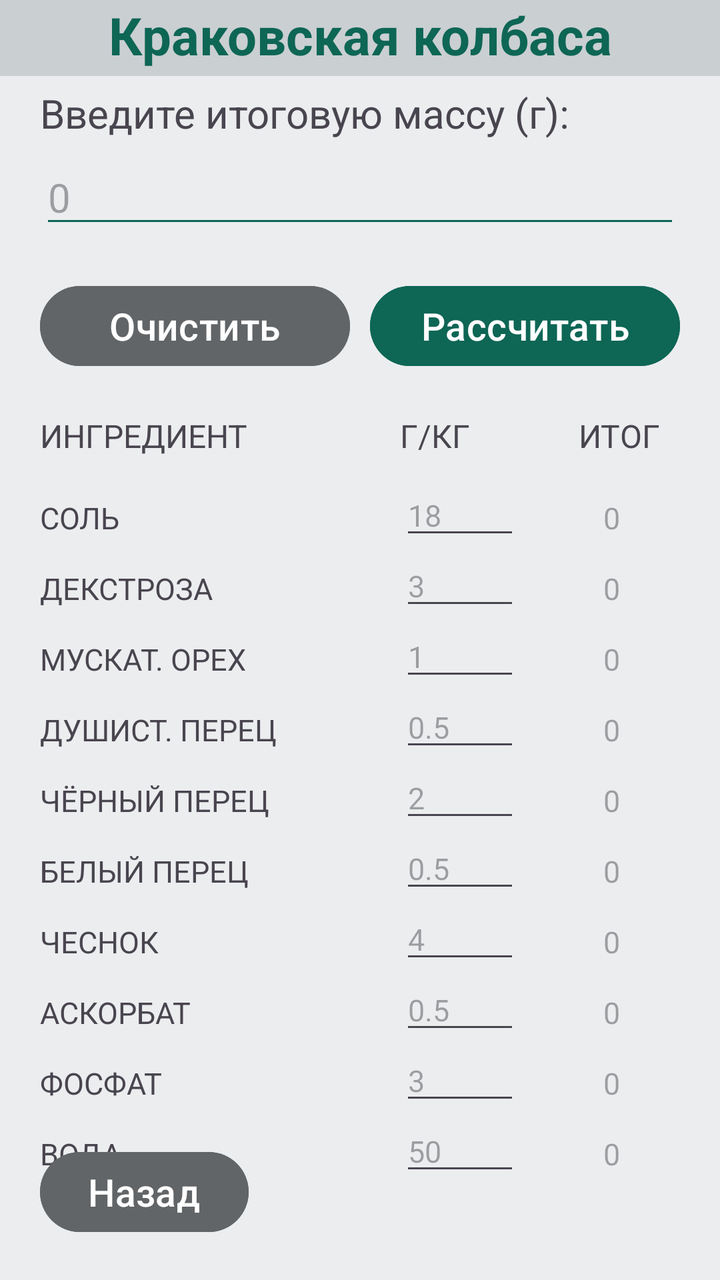
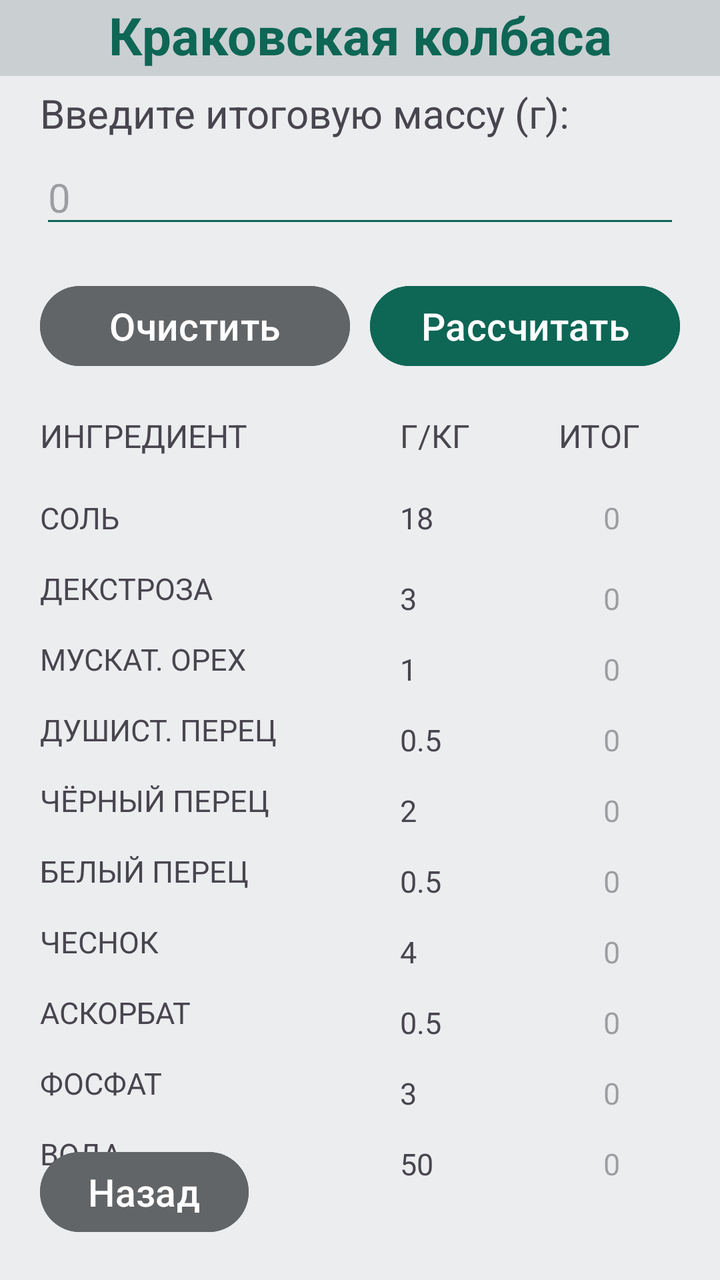

Compare the two renders of this Android layout. The source of the first and the diff that turns it into the second are given below.
<!-- AndroidManifest.xml: application theme Theme.Recipes -->
<!-- res/layout/activity_krakow_sausage.xml -->
<?xml version="1.0" encoding="utf-8"?>
<androidx.constraintlayout.widget.ConstraintLayout xmlns:android="http://schemas.android.com/apk/res/android"
    xmlns:app="http://schemas.android.com/apk/res-auto"
    xmlns:tools="http://schemas.android.com/tools"
    android:id="@+id/main"
    android:layout_width="match_parent"
    android:layout_height="match_parent"
    tools:context=".KrakowSausage">

    <RelativeLayout
        android:layout_width="match_parent"
        android:layout_height="match_parent"
        android:background="@color/colorBackground"
        tools:layout_editor_absoluteX="0dp"
        tools:layout_editor_absoluteY="0dp">

        <TextView
            android:id="@+id/krakowSausage"
            android:layout_width="match_parent"
            android:layout_height="38dp"
            android:background="@color/colorBackgroundLogo"
            android:text="@string/krakowSausage"
            android:textAlignment="center"
            android:textColor="@color/colorMain"
            android:textSize="26sp"
            android:textStyle="bold" />

        <TextView
            android:id="@+id/massHeadline"
            android:layout_width="match_parent"
            android:layout_height="wrap_content"
            android:layout_below="@+id/krakowSausage"
            android:layout_marginHorizontal="20sp"
            android:layout_marginTop="5sp"
            android:text="@string/massHeadline"
            android:textSize="20sp" />

        <EditText
            android:id="@+id/massInput"
            android:layout_width="match_parent"
            android:layout_height="wrap_content"
            android:layout_below="@+id/massHeadline"
            android:layout_marginHorizontal="20sp"
            android:layout_marginTop="5sp"
            android:backgroundTint="@color/colorMain"
            android:ems="10"
            android:hint="@string/massInput"
            android:inputType="text"
            android:textSize="20sp" />

        <Button
            android:id="@+id/clearButton"
            android:layout_width="155sp"
            android:layout_height="wrap_content"
            android:layout_below="@+id/massInput"
            android:layout_alignParentStart="true"
            android:layout_marginStart="20sp"
            android:layout_marginTop="20sp"
            android:backgroundTint="@color/colorAdditionalButton"
            android:text="@string/clearButton"
            android:textSize="19sp" />

        <Button
            android:id="@+id/calculatorButton"
            android:layout_width="155sp"
            android:layout_height="wrap_content"
            android:layout_below="@+id/massInput"
            android:layout_alignParentEnd="true"
            android:layout_marginTop="20dp"
            android:layout_marginEnd="20sp"
            android:backgroundTint="@color/colorMain"
            android:text="@string/calculatorButton"
            android:textSize="19sp" />

        <TextView
            android:id="@+id/ingredientsHeadline"
            android:layout_width="wrap_content"
            android:layout_height="wrap_content"
            android:layout_below="@+id/clearButton"
            android:layout_marginStart="20sp"
            android:layout_marginTop="20sp"
            android:text="@string/ingredientsHeadline"
            android:textSize="16sp" />

        <TextView
            android:id="@+id/proportionsHeadline"
            android:layout_width="wrap_content"
            android:layout_height="wrap_content"
            android:layout_below="@+id/clearButton"
            android:layout_marginStart="200sp"
            android:layout_marginTop="20sp"
            android:text="@string/proportionsHeadline"
            android:textSize="16sp" />

        <TextView
            android:id="@+id/resultHeadline"
            android:layout_width="wrap_content"
            android:layout_height="wrap_content"
            android:layout_below="@+id/clearButton"
            android:layout_alignParentEnd="true"
            android:layout_marginTop="20dp"
            android:layout_marginEnd="30sp"
            android:text="@string/resultHeadline"
            android:textSize="16sp" />

        <TextView
            android:id="@+id/saltHeadline"
            android:layout_width="wrap_content"
            android:layout_height="wrap_content"
            android:layout_below="@+id/ingredientsHeadline"
            android:layout_marginStart="20sp"
            android:layout_marginTop="20sp"
            android:text="@string/saltHeadline"
            android:textSize="15sp" />

        <EditText
            android:id="@+id/saltProportions"
            android:layout_width="60sp"
            android:layout_height="36sp"
            android:layout_below="@+id/ingredientsHeadline"
            android:layout_marginStart="200sp"
            android:layout_marginTop="10sp"
            android:textSize="15sp"
            android:hint="@string/saltValue"
            />

        <TextView
            android:id="@+id/saltResult"
            android:layout_width="wrap_content"
            android:layout_height="wrap_content"
            android:layout_below="@+id/ingredientsHeadline"
            android:layout_alignParentEnd="true"
            android:layout_marginTop="20dp"
            android:layout_marginEnd="50sp"
            android:hint="@string/nullValue"
            android:textSize="15sp" />

        <TextView
            android:id="@+id/dextroseHeadline"
            android:layout_width="wrap_content"
            android:layout_height="wrap_content"
            android:layout_below="@+id/saltHeadline"
            android:layout_marginStart="20sp"
            android:layout_marginTop="15sp"
            android:text="@string/dextroseHeadline"
            android:textSize="15sp" />

        <EditText
            android:id="@+id/dextroseProportions"
            android:layout_width="60sp"
            android:layout_height="36sp"
            android:layout_below="@+id/saltHeadline"
            android:layout_marginStart="200sp"
            android:layout_marginTop="5sp"
            android:textSize="15sp"
            android:hint="@string/dextroseValue" />

        <TextView
            android:id="@+id/dextroseResult"
            android:layout_width="wrap_content"
            android:layout_height="wrap_content"
            android:layout_below="@+id/saltHeadline"
            android:layout_alignParentEnd="true"
            android:layout_marginTop="15dp"
            android:layout_marginEnd="50sp"
            android:hint="@string/nullValue"
            android:textSize="15sp" />

        <TextView
            android:id="@+id/mNutHeadline"
            android:layout_width="wrap_content"
            android:layout_height="wrap_content"
            android:layout_below="@+id/dextroseHeadline"
            android:layout_marginStart="20sp"
            android:layout_marginTop="15sp"
            android:text="@string/mNutHeadline"
            android:textSize="15sp" />

        <EditText
            android:id="@+id/mNutProportions"
            android:layout_width="60sp"
            android:layout_height="36sp"
            android:layout_below="@+id/dextroseHeadline"
            android:layout_marginStart="200sp"
            android:layout_marginTop="5sp"
            android:textSize="15sp"
            android:hint="@string/mNutValue" />

        <TextView
            android:id="@+id/mNutResult"
            android:layout_width="wrap_content"
            android:layout_height="wrap_content"
            android:layout_below="@+id/dextroseHeadline"
            android:layout_alignParentEnd="true"
            android:layout_marginTop="15dp"
            android:layout_marginEnd="50sp"
            android:hint="@string/nullValue"
            android:textSize="15sp" />

        <TextView
            android:id="@+id/fragrantPepperHeadline"
            android:layout_width="wrap_content"
            android:layout_height="wrap_content"
            android:layout_below="@+id/mNutHeadline"
            android:layout_marginStart="20sp"
            android:layout_marginTop="15sp"
            android:text="@string/fragrantPepperHeadline"
            android:textSize="15sp" />

        <EditText
            android:id="@+id/fragrantPepperProportions"
            android:layout_width="60sp"
            android:layout_height="36sp"
            android:layout_below="@+id/mNutHeadline"
            android:layout_marginStart="200sp"
            android:layout_marginTop="5sp"
            android:textSize="15sp"
            android:hint="@string/fragrantPepperValue" />

        <TextView
            android:id="@+id/fragrantPepperResult"
            android:layout_width="wrap_content"
            android:layout_height="wrap_content"
            android:layout_below="@+id/mNutHeadline"
            android:layout_alignParentEnd="true"
            android:layout_marginTop="15dp"
            android:layout_marginEnd="50sp"
            android:hint="@string/nullValue"
            android:textSize="15sp" />

        <TextView
            android:id="@+id/blackPepperHeadline"
            android:layout_width="wrap_content"
            android:layout_height="wrap_content"
            android:layout_below="@+id/fragrantPepperHeadline"
            android:layout_marginStart="20sp"
            android:layout_marginTop="15sp"
            android:text="@string/blackPepperHeadline"
            android:textSize="15sp" />

        <EditText
            android:id="@+id/blackPepperProportions"
            android:layout_width="60sp"
            android:layout_height="36sp"
            android:layout_below="@+id/fragrantPepperHeadline"
            android:layout_marginStart="200sp"
            android:layout_marginTop="5sp"
            android:textSize="15sp"
            android:hint="@string/blackPepperValue" />

        <TextView
            android:id="@+id/blackPepperResult"
            android:layout_width="wrap_content"
            android:layout_height="wrap_content"
            android:layout_below="@+id/fragrantPepperHeadline"
            android:layout_alignParentEnd="true"
            android:layout_marginTop="15dp"
            android:layout_marginEnd="50sp"
            android:hint="@string/nullValue"
            android:textSize="15sp" />

        <TextView
            android:id="@+id/whitePepperHeadline"
            android:layout_width="wrap_content"
            android:layout_height="wrap_content"
            android:layout_below="@+id/blackPepperHeadline"
            android:layout_marginStart="20sp"
            android:layout_marginTop="15sp"
            android:text="@string/whitePepperHeadline"
            android:textSize="15sp" />

        <EditText
            android:id="@+id/whitePepperProportions"
            android:layout_width="60sp"
            android:layout_height="36sp"
            android:layout_below="@+id/blackPepperHeadline"
            android:layout_marginStart="200sp"
            android:layout_marginTop="5sp"
            android:textSize="15sp"
            android:hint="@string/whitePepperValue" />

        <TextView
            android:id="@+id/whitePepperResult"
            android:layout_width="wrap_content"
            android:layout_height="wrap_content"
            android:layout_below="@+id/blackPepperHeadline"
            android:layout_alignParentEnd="true"
            android:layout_marginTop="15dp"
            android:layout_marginEnd="50sp"
            android:hint="@string/nullValue"
            android:textSize="15sp" />

        <TextView
            android:id="@+id/garlicHeadline"
            android:layout_width="wrap_content"
            android:layout_height="wrap_content"
            android:layout_below="@+id/whitePepperHeadline"
            android:layout_marginStart="20sp"
            android:layout_marginTop="15sp"
            android:text="@string/garlicHeadline"
            android:textSize="15sp" />

        <EditText
            android:id="@+id/garlicProportions"
            android:layout_width="60sp"
            android:layout_height="36sp"
            android:layout_below="@+id/whitePepperHeadline"
            android:layout_marginStart="200sp"
            android:layout_marginTop="5sp"
            android:textSize="15sp"
            android:hint="@string/garlicValue" />

        <TextView
            android:id="@+id/garlicResult"
            android:layout_width="wrap_content"
            android:layout_height="wrap_content"
            android:layout_below="@+id/whitePepperHeadline"
            android:layout_alignParentEnd="true"
            android:layout_marginTop="15dp"
            android:layout_marginEnd="50sp"
            android:hint="@string/nullValue"
            android:textSize="15sp" />

        <TextView
            android:id="@+id/ascorbateHeadline"
            android:layout_width="wrap_content"
            android:layout_height="wrap_content"
            android:layout_below="@+id/garlicHeadline"
            android:layout_marginStart="20sp"
            android:layout_marginTop="15sp"
            android:text="@string/ascorbateHeadline"
            android:textSize="15sp" />

        <EditText
            android:id="@+id/ascorbateProportions"
            android:layout_width="60sp"
            android:layout_height="36sp"
            android:layout_below="@+id/garlicHeadline"
            android:layout_marginStart="200sp"
            android:layout_marginTop="5sp"
            android:textSize="15sp"
            android:hint="@string/ascorbateValue" />

        <TextView
            android:id="@+id/ascorbateResult"
            android:layout_width="wrap_content"
            android:layout_height="wrap_content"
            android:layout_below="@+id/garlicHeadline"
            android:layout_alignParentEnd="true"
            android:layout_marginTop="15dp"
            android:layout_marginEnd="50sp"
            android:hint="@string/nullValue"
            android:textSize="15sp" />

        <TextView
            android:id="@+id/phosphateHeadline"
            android:layout_width="wrap_content"
            android:layout_height="wrap_content"
            android:layout_below="@+id/ascorbateHeadline"
            android:layout_marginStart="20sp"
            android:layout_marginTop="15sp"
            android:text="@string/phosphateHeadline"
            android:textSize="15sp" />

        <EditText
            android:id="@+id/phosphateProportions"
            android:layout_width="60sp"
            android:layout_height="36sp"
            android:layout_below="@+id/ascorbateHeadline"
            android:layout_marginStart="200sp"
            android:layout_marginTop="5sp"
            android:textSize="15sp"
            android:hint="@string/phosphateValue" />

        <TextView
            android:id="@+id/phosphateResult"
            android:layout_width="wrap_content"
            android:layout_height="wrap_content"
            android:layout_below="@+id/ascorbateHeadline"
            android:layout_alignParentEnd="true"
            android:layout_marginTop="15dp"
            android:layout_marginEnd="50sp"
            android:hint="@string/nullValue"
            android:textSize="15sp" />

        <TextView
            android:id="@+id/waterHeadline"
            android:layout_width="wrap_content"
            android:layout_height="wrap_content"
            android:layout_below="@+id/phosphateHeadline"
            android:layout_marginStart="20sp"
            android:layout_marginTop="15sp"
            android:text="@string/waterHeadline"
            android:textSize="15sp" />

        <EditText
            android:id="@+id/waterProportions"
            android:layout_width="60sp"
            android:layout_height="36sp"
            android:layout_below="@+id/phosphateHeadline"
            android:layout_marginStart="200sp"
            android:layout_marginTop="5sp"
            android:textSize="15sp"
            android:hint="@string/waterValue" />

        <TextView
            android:id="@+id/waterResult"
            android:layout_width="wrap_content"
            android:layout_height="wrap_content"
            android:layout_below="@+id/phosphateHeadline"
            android:layout_alignParentEnd="true"
            android:layout_marginTop="15dp"
            android:layout_marginEnd="50sp"
            android:hint="@string/nullValue"
            android:textSize="15sp" />

        <Button
            android:id="@+id/returnMainButton"
            android:layout_width="wrap_content"
            android:layout_height="wrap_content"
            android:layout_alignParentStart="true"
            android:layout_alignParentBottom="true"
            android:layout_marginStart="20dp"
            android:layout_marginBottom="20dp"
            android:backgroundTint="@color/colorAdditionalButton"
            android:text="@string/returnMainButton"
            android:textSize="19sp" />

    </RelativeLayout>
</androidx.constraintlayout.widget.ConstraintLayout>
<!-- resources referenced by this layout -->
<resources>
  <color name="colorAdditionalButton">#626567</color>
  <color name="colorBackground">#EBEDEF</color>
  <color name="colorBackgroundLogo">#CACFD2</color>
  <color name="colorMain">#0E6655</color>
  <string name="ascorbateHeadline">АСКОРБАТ</string>
  <string name="ascorbateValue">0.5</string>
  <string name="blackPepperHeadline">ЧЁРНЫЙ ПЕРЕЦ</string>
  <string name="blackPepperValue">2</string>
  <string name="calculatorButton">Рассчитать</string>
  <string name="clearButton">Очистить</string>
  <string name="dextroseHeadline">ДЕКСТРОЗА</string>
  <string name="dextroseValue">3</string>
  <string name="fragrantPepperHeadline">ДУШИСТ. ПЕРЕЦ</string>
  <string name="fragrantPepperValue">0.5</string>
  <string name="garlicHeadline">ЧЕСНОК</string>
  <string name="garlicValue">4</string>
  <string name="ingredientsHeadline">ИНГРЕДИЕНТ</string>
  <string name="krakowSausage">Краковская колбаса</string>
  <string name="mNutHeadline">МУСКАТ. ОРЕХ</string>
  <string name="mNutValue">1</string>
  <string name="massHeadline">Введите итоговую массу (г):</string>
  <string name="massInput">0</string>
  <string name="nullValue">0</string>
  <string name="phosphateHeadline">ФОСФАТ</string>
  <string name="phosphateValue">3</string>
  <string name="proportionsHeadline">Г/КГ</string>
  <string name="resultHeadline">ИТОГ</string>
  <string name="returnMainButton">Назад</string>
  <string name="saltHeadline">СОЛЬ</string>
  <string name="saltValue">18</string>
  <string name="waterHeadline">ВОДА</string>
  <string name="waterValue">50</string>
  <string name="whitePepperHeadline">БЕЛЫЙ ПЕРЕЦ</string>
  <string name="whitePepperValue">0.5</string>
  <style name="Theme.Recipes" parent="Base.Theme.Recipes" />
  <style name="Base.Theme.Recipes" parent="Theme.Material3.DayNight.NoActionBar">
          
          
      </style>
</resources>

<!-- the commit's change to res/layout/activity_krakow_sausage.xml (unified diff, before → after) -->
@@ -99,7 +99,7 @@
             android:layout_below="@+id/clearButton"
             android:layout_alignParentEnd="true"
             android:layout_marginTop="20dp"
-            android:layout_marginEnd="30sp"
+            android:layout_marginEnd="40sp"
             android:text="@string/resultHeadline"
             android:textSize="16sp" />
 
@@ -113,15 +113,15 @@
             android:text="@string/saltHeadline"
             android:textSize="15sp" />
 
-        <EditText
+        <TextView
             android:id="@+id/saltProportions"
-            android:layout_width="60sp"
-            android:layout_height="36sp"
+            android:layout_width="wrap_content"
+            android:layout_height="wrap_content"
             android:layout_below="@+id/ingredientsHeadline"
             android:layout_marginStart="200sp"
-            android:layout_marginTop="10sp"
-            android:textSize="15sp"
-            android:hint="@string/saltValue"
+            android:layout_marginTop="20sp"
+            android:textSize="15sp"
+            android:text="@string/saltValue"
             />
 
         <TextView
@@ -130,7 +130,7 @@
             android:layout_height="wrap_content"
             android:layout_below="@+id/ingredientsHeadline"
             android:layout_alignParentEnd="true"
-            android:layout_marginTop="20dp"
+            android:layout_marginTop="20sp"
             android:layout_marginEnd="50sp"
             android:hint="@string/nullValue"
             android:textSize="15sp" />
@@ -145,15 +145,15 @@
             android:text="@string/dextroseHeadline"
             android:textSize="15sp" />
 
-        <EditText
+        <TextView
             android:id="@+id/dextroseProportions"
-            android:layout_width="60sp"
-            android:layout_height="36sp"
+            android:layout_width="wrap_content"
+            android:layout_height="wrap_content"
             android:layout_below="@+id/saltHeadline"
             android:layout_marginStart="200sp"
-            android:layout_marginTop="5sp"
-            android:textSize="15sp"
-            android:hint="@string/dextroseValue" />
+            android:layout_marginTop="20sp"
+            android:textSize="15sp"
+            android:text="@string/dextroseValue" />
 
         <TextView
             android:id="@+id/dextroseResult"
@@ -161,7 +161,7 @@
             android:layout_height="wrap_content"
             android:layout_below="@+id/saltHeadline"
             android:layout_alignParentEnd="true"
-            android:layout_marginTop="15dp"
+            android:layout_marginTop="20sp"
             android:layout_marginEnd="50sp"
             android:hint="@string/nullValue"
             android:textSize="15sp" />
@@ -176,15 +176,15 @@
             android:text="@string/mNutHeadline"
             android:textSize="15sp" />
 
-        <EditText
+        <TextView
             android:id="@+id/mNutProportions"
-            android:layout_width="60sp"
-            android:layout_height="36sp"
+            android:layout_width="wrap_content"
+            android:layout_height="wrap_content"
             android:layout_below="@+id/dextroseHeadline"
             android:layout_marginStart="200sp"
-            android:layout_marginTop="5sp"
-            android:textSize="15sp"
-            android:hint="@string/mNutValue" />
+            android:layout_marginTop="20sp"
+            android:textSize="15sp"
+            android:text="@string/mNutValue" />
 
         <TextView
             android:id="@+id/mNutResult"
@@ -192,7 +192,7 @@
             android:layout_height="wrap_content"
             android:layout_below="@+id/dextroseHeadline"
             android:layout_alignParentEnd="true"
-            android:layout_marginTop="15dp"
+            android:layout_marginTop="20sp"
             android:layout_marginEnd="50sp"
             android:hint="@string/nullValue"
             android:textSize="15sp" />
@@ -207,15 +207,15 @@
             android:text="@string/fragrantPepperHeadline"
             android:textSize="15sp" />
 
-        <EditText
+        <TextView
             android:id="@+id/fragrantPepperProportions"
-            android:layout_width="60sp"
-            android:layout_height="36sp"
+            android:layout_width="wrap_content"
+            android:layout_height="wrap_content"
             android:layout_below="@+id/mNutHeadline"
             android:layout_marginStart="200sp"
-            android:layout_marginTop="5sp"
-            android:textSize="15sp"
-            android:hint="@string/fragrantPepperValue" />
+            android:layout_marginTop="20sp"
+            android:textSize="15sp"
+            android:text="@string/fragrantPepperValue" />
 
         <TextView
             android:id="@+id/fragrantPepperResult"
@@ -223,7 +223,7 @@
             android:layout_height="wrap_content"
             android:layout_below="@+id/mNutHeadline"
             android:layout_alignParentEnd="true"
-            android:layout_marginTop="15dp"
+            android:layout_marginTop="20sp"
             android:layout_marginEnd="50sp"
             android:hint="@string/nullValue"
             android:textSize="15sp" />
@@ -238,15 +238,15 @@
             android:text="@string/blackPepperHeadline"
             android:textSize="15sp" />
 
-        <EditText
+        <TextView
             android:id="@+id/blackPepperProportions"
-            android:layout_width="60sp"
-            android:layout_height="36sp"
+            android:layout_width="wrap_content"
+            android:layout_height="wrap_content"
             android:layout_below="@+id/fragrantPepperHeadline"
             android:layout_marginStart="200sp"
-            android:layout_marginTop="5sp"
-            android:textSize="15sp"
-            android:hint="@string/blackPepperValue" />
+            android:layout_marginTop="20sp"
+            android:textSize="15sp"
+            android:text="@string/blackPepperValue" />
 
         <TextView
             android:id="@+id/blackPepperResult"
@@ -254,7 +254,7 @@
             android:layout_height="wrap_content"
             android:layout_below="@+id/fragrantPepperHeadline"
             android:layout_alignParentEnd="true"
-            android:layout_marginTop="15dp"
+            android:layout_marginTop="20sp"
             android:layout_marginEnd="50sp"
             android:hint="@string/nullValue"
             android:textSize="15sp" />
@@ -269,15 +269,15 @@
             android:text="@string/whitePepperHeadline"
             android:textSize="15sp" />
 
-        <EditText
+        <TextView
             android:id="@+id/whitePepperProportions"
-            android:layout_width="60sp"
-            android:layout_height="36sp"
+            android:layout_width="wrap_content"
+            android:layout_height="wrap_content"
             android:layout_below="@+id/blackPepperHeadline"
             android:layout_marginStart="200sp"
-            android:layout_marginTop="5sp"
-            android:textSize="15sp"
-            android:hint="@string/whitePepperValue" />
+            android:layout_marginTop="20sp"
+            android:textSize="15sp"
+            android:text="@string/whitePepperValue" />
 
         <TextView
             android:id="@+id/whitePepperResult"
@@ -285,7 +285,7 @@
             android:layout_height="wrap_content"
             android:layout_below="@+id/blackPepperHeadline"
             android:layout_alignParentEnd="true"
-            android:layout_marginTop="15dp"
+            android:layout_marginTop="20sp"
             android:layout_marginEnd="50sp"
             android:hint="@string/nullValue"
             android:textSize="15sp" />
@@ -300,15 +300,15 @@
             android:text="@string/garlicHeadline"
             android:textSize="15sp" />
 
-        <EditText
+        <TextView
             android:id="@+id/garlicProportions"
-            android:layout_width="60sp"
-            android:layout_height="36sp"
+            android:layout_width="wrap_content"
+            android:layout_height="wrap_content"
             android:layout_below="@+id/whitePepperHeadline"
             android:layout_marginStart="200sp"
-            android:layout_marginTop="5sp"
-            android:textSize="15sp"
-            android:hint="@string/garlicValue" />
+            android:layout_marginTop="20sp"
+            android:textSize="15sp"
+            android:text="@string/garlicValue" />
 
         <TextView
             android:id="@+id/garlicResult"
@@ -316,7 +316,7 @@
             android:layout_height="wrap_content"
             android:layout_below="@+id/whitePepperHeadline"
             android:layout_alignParentEnd="true"
-            android:layout_marginTop="15dp"
+            android:layout_marginTop="20sp"
             android:layout_marginEnd="50sp"
             android:hint="@string/nullValue"
             android:textSize="15sp" />
@@ -331,15 +331,15 @@
             android:text="@string/ascorbateHeadline"
             android:textSize="15sp" />
 
-        <EditText
+        <TextView
             android:id="@+id/ascorbateProportions"
-            android:layout_width="60sp"
-            android:layout_height="36sp"
+            android:layout_width="wrap_content"
+            android:layout_height="wrap_content"
             android:layout_below="@+id/garlicHeadline"
             android:layout_marginStart="200sp"
-            android:layout_marginTop="5sp"
-            android:textSize="15sp"
-            android:hint="@string/ascorbateValue" />
+            android:layout_marginTop="20sp"
+            android:text="@string/ascorbateValue"
+            android:textSize="15sp" />
 
         <TextView
             android:id="@+id/ascorbateResult"
@@ -347,7 +347,7 @@
             android:layout_height="wrap_content"
             android:layout_below="@+id/garlicHeadline"
             android:layout_alignParentEnd="true"
-            android:layout_marginTop="15dp"
+            android:layout_marginTop="20sp"
             android:layout_marginEnd="50sp"
             android:hint="@string/nullValue"
             android:textSize="15sp" />
@@ -362,15 +362,15 @@
             android:text="@string/phosphateHeadline"
             android:textSize="15sp" />
 
-        <EditText
+        <TextView
             android:id="@+id/phosphateProportions"
-            android:layout_width="60sp"
-            android:layout_height="36sp"
+            android:layout_width="wrap_content"
+            android:layout_height="wrap_content"
             android:layout_below="@+id/ascorbateHeadline"
             android:layout_marginStart="200sp"
-            android:layout_marginTop="5sp"
-            android:textSize="15sp"
-            android:hint="@string/phosphateValue" />
+            android:layout_marginTop="20sp"
+            android:textSize="15sp"
+            android:text="@string/phosphateValue" />
 
         <TextView
             android:id="@+id/phosphateResult"
@@ -378,7 +378,7 @@
             android:layout_height="wrap_content"
             android:layout_below="@+id/ascorbateHeadline"
             android:layout_alignParentEnd="true"
-            android:layout_marginTop="15dp"
+            android:layout_marginTop="20sp"
             android:layout_marginEnd="50sp"
             android:hint="@string/nullValue"
             android:textSize="15sp" />
@@ -393,15 +393,15 @@
             android:text="@string/waterHeadline"
             android:textSize="15sp" />
 
-        <EditText
+        <TextView
             android:id="@+id/waterProportions"
-            android:layout_width="60sp"
-            android:layout_height="36sp"
+            android:layout_width="wrap_content"
+            android:layout_height="wrap_content"
             android:layout_below="@+id/phosphateHeadline"
             android:layout_marginStart="200sp"
-            android:layout_marginTop="5sp"
-            android:textSize="15sp"
-            android:hint="@string/waterValue" />
+            android:layout_marginTop="20sp"
+            android:textSize="15sp"
+            android:text="@string/waterValue" />
 
         <TextView
             android:id="@+id/waterResult"
@@ -409,7 +409,7 @@
             android:layout_height="wrap_content"
             android:layout_below="@+id/phosphateHeadline"
             android:layout_alignParentEnd="true"
-            android:layout_marginTop="15dp"
+            android:layout_marginTop="20sp"
             android:layout_marginEnd="50sp"
             android:hint="@string/nullValue"
             android:textSize="15sp" />
